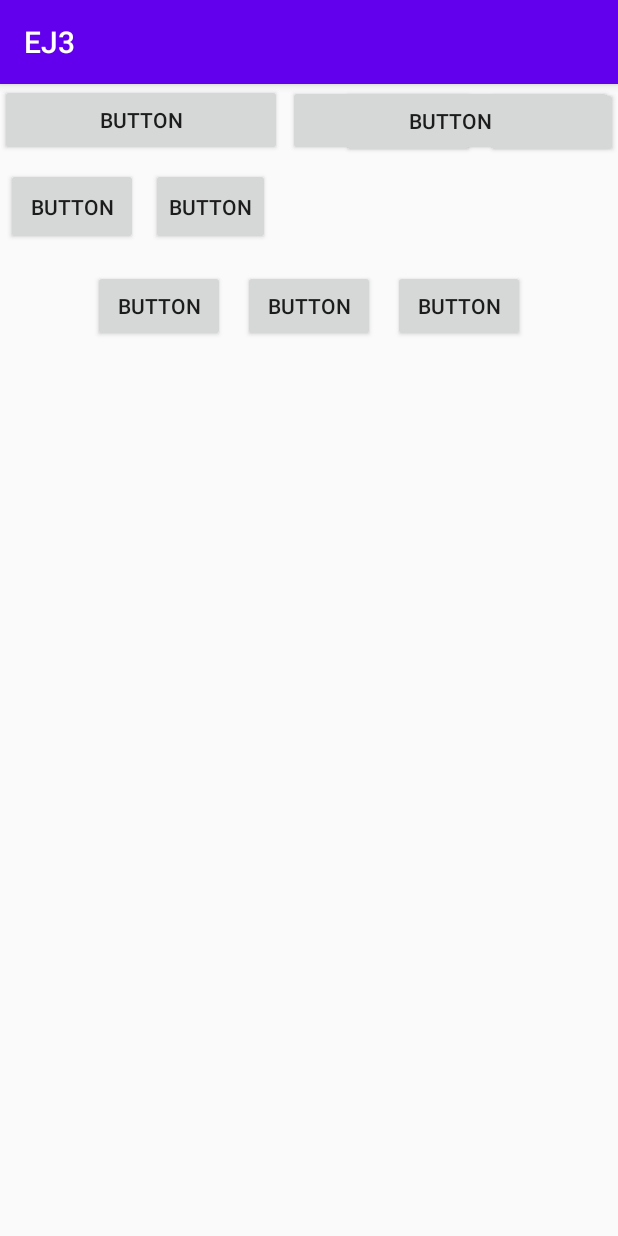
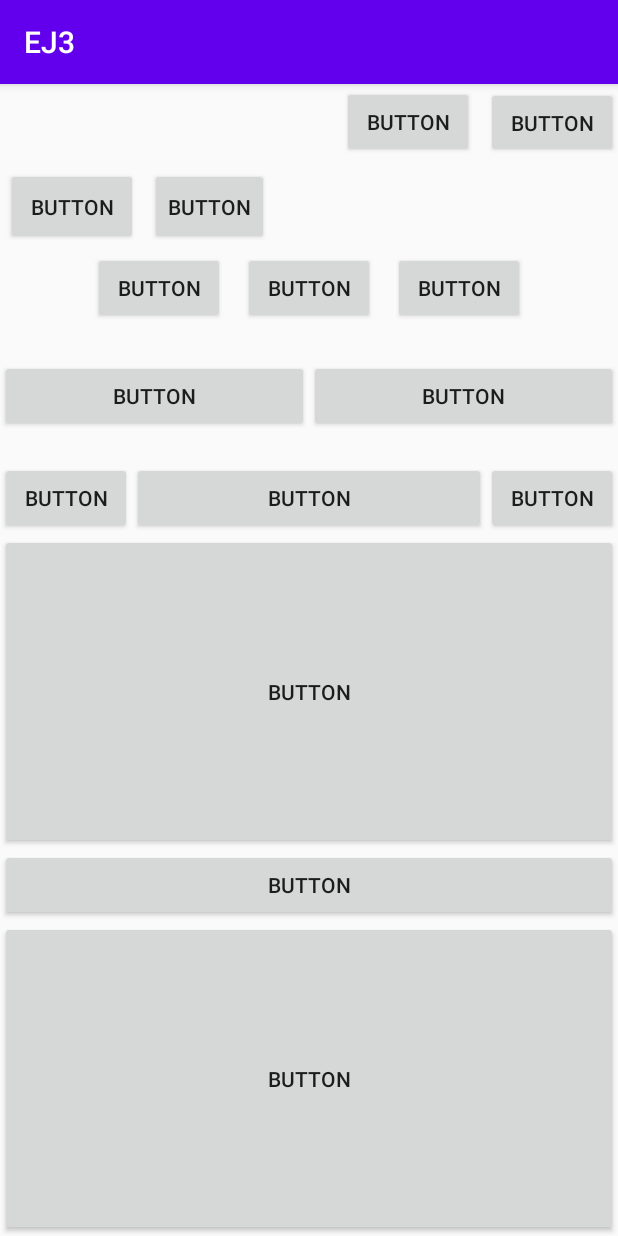
Before and after one commit to Matias-Louzao-Ataria/Android, an Android app: the screen it shows after launch (MainActivity), on a phone screen of 412 x 824 dp. Run offline under Robolectric (Android 15) with nearby library versions, the light colour scheme and no system bars.

Commit message:
ejercicio 3 acabado

```diff
--- a/EJ3/app/build.gradle
+++ b/EJ3/app/build.gradle
@@ -26,6 +26,8 @@ dependencies {
     implementation fileTree(dir: "libs", include: ["*.jar"])
     implementation 'androidx.appcompat:appcompat:1.1.0'
     implementation 'androidx.constraintlayout:constraintlayout:1.1.3'
+    implementation 'androidx.recyclerview:recyclerview:1.1.0'
+    implementation 'com.google.android.material:material:1.0.0'
     testImplementation 'junit:junit:4.12'
     androidTestImplementation 'androidx.test.ext:junit:1.1.1'
     androidTestImplementation 'androidx.test.espresso:espresso-core:3.2.0'
--- a/EJ3/app/src/main/java/com/example/ej3/MainActivity.java
+++ b/EJ3/app/src/main/java/com/example/ej3/MainActivity.java
@@ -10,5 +10,6 @@ public class MainActivity extends AppCompatActivity {
     protected void onCreate(Bundle savedInstanceState) {
         super.onCreate(savedInstanceState);
         setContentView(R.layout.activity_main);
+
     }
 }
--- a/EJ3/app/src/main/res/layout/activity_main.xml
+++ b/EJ3/app/src/main/res/layout/activity_main.xml
@@ -51,12 +51,10 @@
         android:layout_marginLeft="4dp"
         android:text="Button"
         app:layout_constraintBottom_toBottomOf="@+id/button4"
-        app:layout_constraintEnd_toStartOf="@+id/button2"
-        app:layout_constraintHorizontal_bias="0.012"
         app:layout_constraintHorizontal_weight="0"
         app:layout_constraintStart_toEndOf="@+id/button4"
         app:layout_constraintTop_toTopOf="@+id/button4"
-        app:layout_constraintVertical_bias="0.0" />
+        app:layout_constraintVertical_bias="1.0" />
 
     <Button
         android:id="@+id/button7"
@@ -64,14 +62,26 @@
         android:layout_height="wrap_content"
         android:layout_marginStart="12dp"
         android:layout_marginLeft="12dp"
-        android:layout_marginTop="124dp"
+        android:layout_marginTop="112dp"
         android:layout_marginEnd="12dp"
         android:layout_marginRight="12dp"
         android:text="Button"
         app:layout_constraintEnd_toStartOf="@+id/button8"
-        app:layout_constraintHorizontal_bias="1.0"
-        app:layout_constraintStart_toEndOf="@+id/button5"
+        app:layout_constraintStart_toEndOf="@+id/button6"
         app:layout_constraintTop_toTopOf="parent" />
+
+    <Button
+        android:id="@+id/button8"
+        android:layout_width="wrap_content"
+        android:layout_height="wrap_content"
+        android:layout_marginEnd="62dp"
+        android:layout_marginRight="62dp"
+        android:text="Button"
+        app:layout_constraintBottom_toBottomOf="@+id/button7"
+        app:layout_constraintEnd_toEndOf="parent"
+        app:layout_constraintStart_toEndOf="@+id/button7"
+        app:layout_constraintTop_toTopOf="@+id/button7"
+        app:layout_constraintVertical_bias="1.0" />
 
     <Button
         android:id="@+id/button6"
@@ -82,40 +92,89 @@
         android:text="Button"
         app:layout_constraintBottom_toBottomOf="@+id/button7"
         app:layout_constraintEnd_toStartOf="@+id/button7"
-        app:layout_constraintHorizontal_bias="0.0"
         app:layout_constraintStart_toStartOf="parent"
         app:layout_constraintTop_toTopOf="@+id/button7"
-        app:layout_constraintVertical_bias="0.0" />
-
-    <Button
-        android:id="@+id/button8"
-        android:layout_width="wrap_content"
-        android:layout_height="wrap_content"
-        android:layout_marginEnd="62dp"
-        android:layout_marginRight="62dp"
-        android:text="Button"
-        app:layout_constraintBottom_toBottomOf="@+id/button7"
-        app:layout_constraintEnd_toEndOf="parent"
-        app:layout_constraintTop_toTopOf="@+id/button7"
-        app:layout_constraintVertical_bias="0.0" />
+        app:layout_constraintVertical_bias="1.0" />
 
     <Button
         android:id="@+id/button10"
-        android:layout_width="216dp"
-        android:layout_height="47dp"
-        android:layout_marginStart="4dp"
-        android:layout_marginLeft="4dp"
+        android:layout_width="0dp"
+        android:layout_height="wrap_content"
         android:text="Button"
         app:layout_constraintBottom_toBottomOf="@+id/button9"
+        app:layout_constraintEnd_toEndOf="parent"
+        app:layout_constraintHorizontal_bias="0.5"
         app:layout_constraintStart_toEndOf="@+id/button9"
-        app:layout_constraintTop_toTopOf="@+id/button9"
-        app:layout_constraintVertical_bias="1.0" />
+        app:layout_constraintTop_toTopOf="@+id/button9" />
 
     <Button
         android:id="@+id/button9"
-        android:layout_width="188dp"
-        android:layout_height="48dp"
+        android:layout_width="0dp"
+        android:layout_height="wrap_content"
+        android:layout_marginTop="24dp"
         android:text="Button"
-        tools:layout_editor_absoluteX="-1dp"
-        tools:layout_editor_absoluteY="181dp" />
+        app:layout_constraintEnd_toStartOf="@+id/button10"
+        app:layout_constraintHorizontal_bias="0.5"
+        app:layout_constraintStart_toStartOf="parent"
+        app:layout_constraintTop_toBottomOf="@+id/button7" />
+
+    <Button
+        android:id="@+id/button3"
+        android:layout_width="wrap_content"
+        android:layout_height="wrap_content"
+        android:text="Button"
+        app:layout_constraintBottom_toBottomOf="@+id/button11"
+        app:layout_constraintStart_toStartOf="parent"
+        app:layout_constraintTop_toTopOf="@+id/button11" />
+
+    <Button
+        android:id="@+id/button11"
+        android:layout_width="0dp"
+        android:layout_height="wrap_content"
+        android:layout_marginTop="20dp"
+        android:text="Button"
+        app:layout_constraintEnd_toStartOf="@+id/button12"
+        app:layout_constraintHorizontal_bias="0.0"
+        app:layout_constraintStart_toEndOf="@+id/button3"
+        app:layout_constraintTop_toBottomOf="@+id/button9" />
+
+    <Button
+        android:id="@+id/button12"
+        android:layout_width="wrap_content"
+        android:layout_height="wrap_content"
+        android:text="Button"
+        app:layout_constraintEnd_toEndOf="parent"
+        app:layout_constraintTop_toTopOf="@+id/button11" />
+
+    <Button
+        android:id="@+id/button13"
+        android:layout_width="0dp"
+        android:layout_height="0dp"
+        android:text="Button"
+        app:layout_constraintBottom_toTopOf="@+id/button14"
+        app:layout_constraintEnd_toEndOf="parent"
+        app:layout_constraintStart_toStartOf="parent"
+        app:layout_constraintTop_toBottomOf="@+id/button11" />
+
+    <Button
+        android:id="@+id/button14"
+        android:layout_width="0dp"
+        android:layout_height="wrap_content"
+        android:text="Button"
+        app:layout_constraintBottom_toTopOf="@+id/button15"
+        app:layout_constraintEnd_toEndOf="parent"
+        app:layout_constraintHorizontal_bias="0.5"
+        app:layout_constraintStart_toStartOf="parent"
+        app:layout_constraintTop_toBottomOf="@+id/button13"
+        app:layout_constraintVertical_bias="0.663" />
+
+    <Button
+        android:id="@+id/button15"
+        android:layout_width="0dp"
+        android:layout_height="0dp"
+        android:text="Button"
+        app:layout_constraintBottom_toBottomOf="parent"
+        app:layout_constraintEnd_toEndOf="parent"
+        app:layout_constraintStart_toStartOf="parent"
+        app:layout_constraintTop_toBottomOf="@+id/button14" />
 </androidx.constraintlayout.widget.ConstraintLayout>
```
